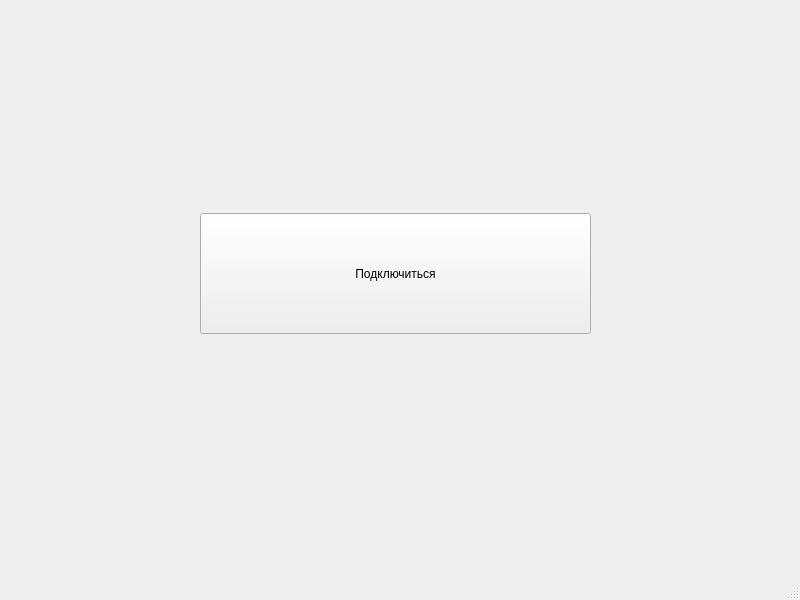
Before: the Qt Designer form Qt/Lesson 3/L3/mainwindow.ui in nitmes/C-, drawn with Qt 5.
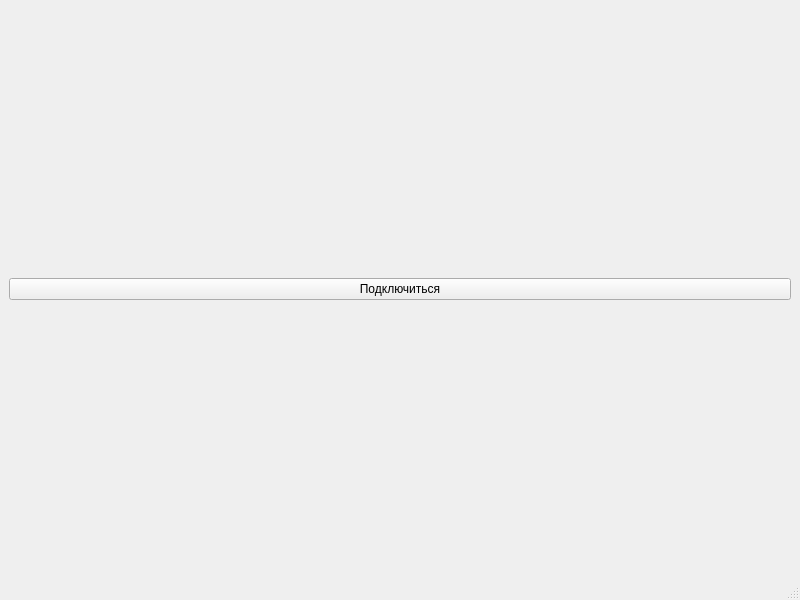
After: the same form once the commit is applied.

Patch:
```diff
--- a/Qt/Lesson 3/L3/mainwindow.ui
+++ b/Qt/Lesson 3/L3/mainwindow.ui
@@ -14,19 +14,15 @@
    <string>MainWindow</string>
   </property>
   <widget class="QWidget" name="centralwidget">
+   <layout class="QVBoxLayout" name="verticalLayout">
+    <item>
    <widget class="QPushButton" name="pushButton">
-    <property name="geometry">
-     <rect>
-      <x>200</x>
-      <y>213</y>
-      <width>391</width>
-      <height>121</height>
-     </rect>
-    </property>
     <property name="text">
      <string>Подключиться</string>
     </property>
    </widget>
+    </item>
+   </layout>
   </widget>
   <widget class="QMenuBar" name="menubar">
    <property name="geometry">
```
Lines whose indentation alone changed are shown as unchanged.
